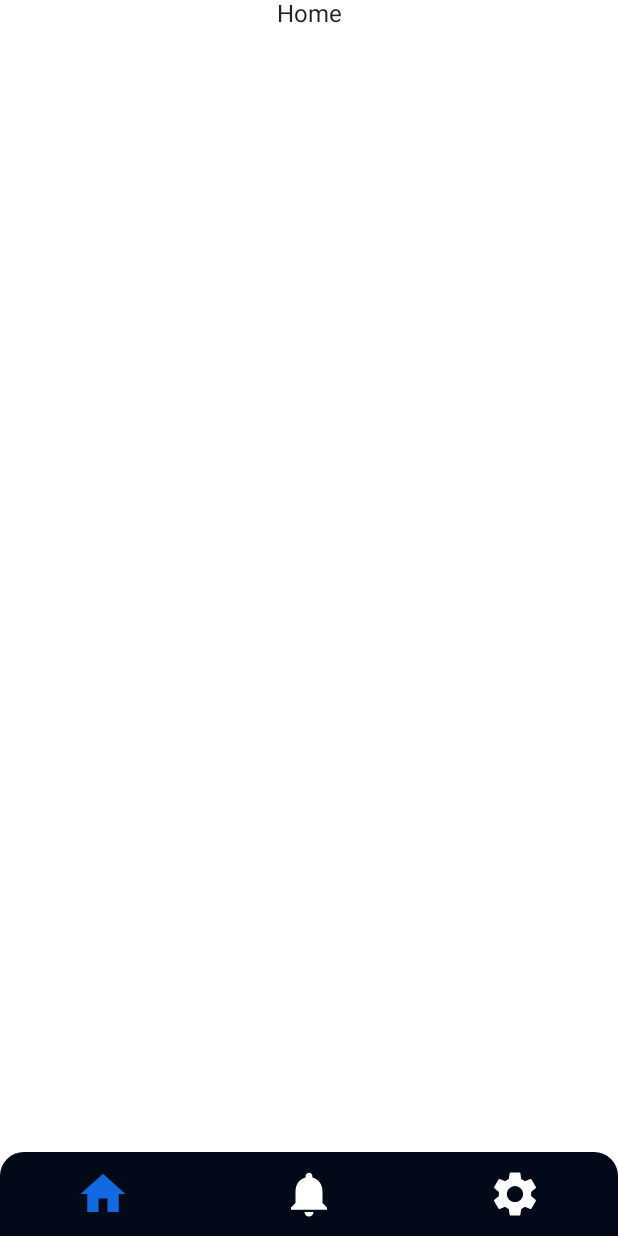
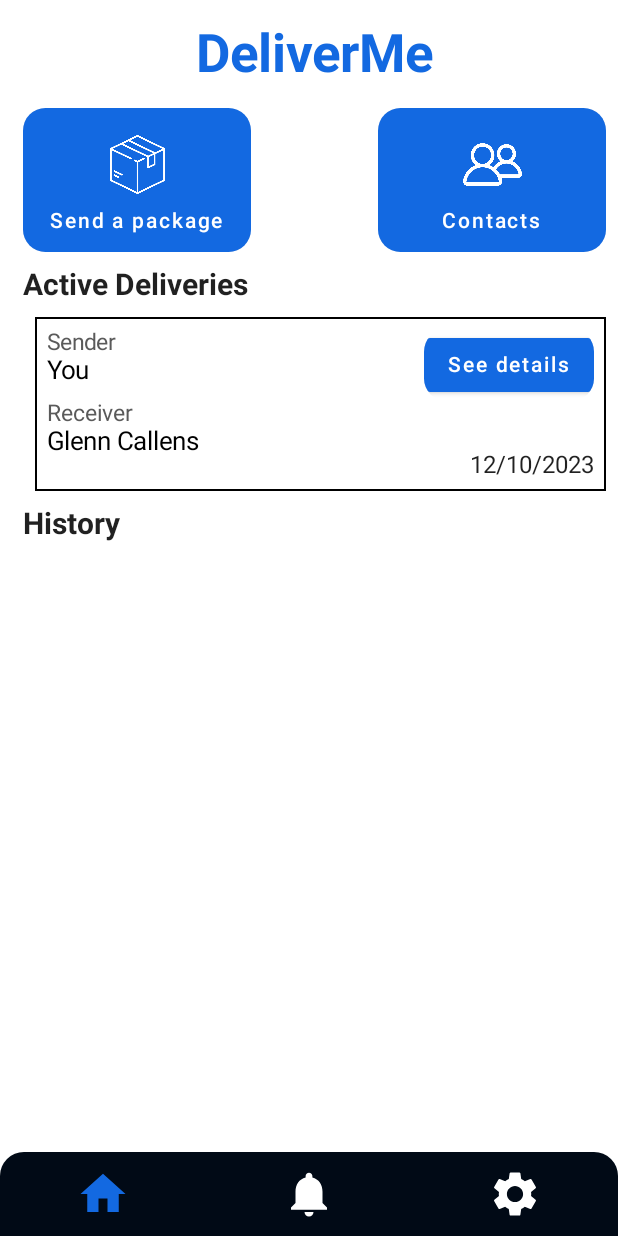
Before and after one commit to JarneLosschaert/DeliverMe-user, an Android app built with Jetpack Compose: the screen it shows after launch (MainActivity), on a phone screen of 412 x 824 dp. Run offline under Robolectric (Android 15) with nearby library versions, the phone set to English and light mode, and no system bars.

Commit message:
home screen ui done

```diff
--- a/app/src/main/java/be/howest/jarnelosschaert/deliverme/ui/DeliverMeApp.kt
+++ b/app/src/main/java/be/howest/jarnelosschaert/deliverme/ui/DeliverMeApp.kt
@@ -53,7 +53,7 @@ fun DeliverMeApp() {
         },
         content = { innerPadding ->
             MainScreenNavigationConfigurations(
-                modifier = Modifier.padding(innerPadding),
+                modifier = Modifier.padding(innerPadding).padding(start = 15.dp, end = 8.dp),
                 navController = navController,
                 onNavigation = { pageClicked = it }
             )
--- a/app/src/main/java/be/howest/jarnelosschaert/deliverme/ui/screens/HomeScreen.kt
+++ b/app/src/main/java/be/howest/jarnelosschaert/deliverme/ui/screens/HomeScreen.kt
@@ -1,21 +1,178 @@
 package be.howest.jarnelosschaert.deliverme.ui.screens
 
-import androidx.compose.foundation.layout.Column
-import androidx.compose.foundation.layout.fillMaxWidth
+import androidx.compose.foundation.Image
+import androidx.compose.foundation.border
+import androidx.compose.foundation.layout.*
+import androidx.compose.foundation.magnifier
+import androidx.compose.foundation.shape.RoundedCornerShape
+import androidx.compose.material.Button
+import androidx.compose.material.MaterialTheme
 import androidx.compose.material.Text
 import androidx.compose.runtime.Composable
 import androidx.compose.ui.Alignment
 import androidx.compose.ui.Modifier
+import androidx.compose.ui.draw.clip
+import androidx.compose.ui.graphics.Color
+import androidx.compose.ui.graphics.ColorFilter
+import androidx.compose.ui.res.painterResource
+import androidx.compose.ui.text.font.FontWeight
+import androidx.compose.ui.tooling.preview.Preview
+import androidx.compose.ui.unit.dp
+import androidx.compose.ui.unit.sp
+import be.howest.jarnelosschaert.deliverme.R
 
 @Composable
 fun HomeScreen(
     modifier: Modifier = Modifier
 ) {
     // text in the center
-    Column(
-        modifier = modifier.fillMaxWidth(),
-        horizontalAlignment = Alignment.CenterHorizontally
-    ) {
-        Text(text = "Home")
+    Box(modifier = modifier.fillMaxWidth()) {
+        Column {
+            Title()
+            HomeButtons()
+            SubTitle(text = "Active Deliveries")
+            Delivery()
+            SubTitle(text = "History")
+        }
     }
 }
+
+@Composable
+fun HomeButtons() {
+    Row(
+        modifier = Modifier
+            .fillMaxWidth(),
+        horizontalArrangement = Arrangement.SpaceBetween
+    ) {
+        HomeButton(
+            onClick = {},
+            text = "Send a package",
+            image = R.drawable.box
+        )
+        HomeButton(
+            onClick = {},
+            text = "Contacts",
+            image = R.drawable.contacts
+        )
+    }
+}
+
+@Composable
+fun HomeButton(
+    onClick: () -> Unit = {},
+    text: String,
+    image: Int
+) {
+    Button(
+        onClick = onClick,
+        modifier = Modifier
+            .clip(RoundedCornerShape(15.dp))
+    ) {
+        Column(
+            modifier = Modifier
+                .height(80.dp)
+                .width(120.dp),
+            horizontalAlignment = Alignment.CenterHorizontally,
+            verticalArrangement = Arrangement.SpaceEvenly
+        ) {
+            Image(
+                painter = painterResource(id = image),
+                contentDescription = text,
+                modifier = Modifier
+                    .height(50.dp)
+                    .padding(5.dp),
+                colorFilter = ColorFilter.tint(MaterialTheme.colors.onPrimary)
+            )
+            Text(text = text, color = MaterialTheme.colors.onPrimary, fontSize = 14.sp)
+        }
+    }
+}
+@Composable
+fun Delivery() {
+    Box(
+        modifier = Modifier
+            .padding(start = 8.dp),
+    ) {
+        Row(
+            modifier = Modifier
+                .fillMaxWidth()
+                .border(1.dp, Color.Black)
+                .clip(MaterialTheme.shapes.medium)
+                .padding(8.dp)
+                .height(100.dp),
+            horizontalArrangement = Arrangement.SpaceBetween
+        ) {
+            Column {
+                Label(text = "Sender")
+                Content(text = "You")
+                Spacer(modifier = Modifier.height(10.dp))
+                Label(text = "Receiver")
+                Content(text = "Glenn Callens")
+            }
+            Column(
+                modifier = Modifier.fillMaxHeight(),
+                verticalArrangement = Arrangement.SpaceBetween,
+                horizontalAlignment = Alignment.End
+            ) {
+                Button(
+                    onClick = { /*TODO*/ },
+                    modifier = Modifier
+                        .clip(RoundedCornerShape(15.dp))
+                ) {
+                    Text(text = "See details", color = MaterialTheme.colors.onPrimary)
+                }
+                Text(text = "12/10/2023")
+            }
+        }
+    }
+}
+
+@Composable
+fun Title(text: String = "DeliverMe") {
+    Box(
+        modifier = Modifier.fillMaxWidth()) {
+        Text(
+            text = text,
+            color = MaterialTheme.colors.primary,
+            fontSize = 35.sp,
+            modifier = Modifier.padding(15.dp).align(Alignment.Center),
+            fontWeight = FontWeight.Bold,
+        )
+    }
+}
+
+@Composable
+fun Label(text: String) {
+    Text(
+        text = text,
+        color = MaterialTheme.colors.onSurface,
+        fontSize = 15.sp,
+        modifier = Modifier.padding(0.dp)
+    )
+}
+
+@Composable
+fun Content(text: String) {
+    Text(
+        text = text,
+        color = MaterialTheme.colors.onBackground,
+        fontSize = 17.sp,
+        modifier = Modifier.padding(0.dp)
+    )
+}
+
+@Composable
+fun SubTitle(text: String) {
+    Text(
+        text = text,
+        modifier = Modifier.padding(top = 10.dp, bottom = 10.dp),
+        fontWeight = FontWeight.Bold,
+        fontSize = 20.sp
+    )
+}
+
+@Composable
+@Preview
+fun HomeScreenPreview() {
+    HomeScreen()
+}
--- a/app/src/main/java/be/howest/jarnelosschaert/deliverme/ui/theme/Color.kt
+++ b/app/src/main/java/be/howest/jarnelosschaert/deliverme/ui/theme/Color.kt
@@ -4,3 +4,7 @@ import androidx.compose.ui.graphics.Color
 
 val Blue = Color(0xFF1369E1)
 val DarkBlue = Color(0xFF010A16)
+
+val White = Color(0xFFFFFFFF)
+val DarkGrey = Color(0xFF5A5A5A)
+val Black = Color(0xFF000000)
--- a/app/src/main/java/be/howest/jarnelosschaert/deliverme/ui/theme/Theme.kt
+++ b/app/src/main/java/be/howest/jarnelosschaert/deliverme/ui/theme/Theme.kt
@@ -9,25 +9,26 @@ import androidx.compose.ui.graphics.Color
 
 private val DarkColorPalette = darkColors(
     primary = Blue,
+    onPrimary = White,
     //primaryVariant = Purple700,
     secondary = DarkBlue,
-    background = Color.White,
-    onBackground = Color.Black,
+    background = White,
+    onBackground = Black,
+    onSurface = DarkGrey
     )
 
 private val LightColorPalette = lightColors(
     primary = Blue,
+    onPrimary = White,
     //primaryVariant = Purple700,
     secondary = DarkBlue,
-    background = Color.White,
-    onBackground = Color.Black,
+    background = White,
+    onBackground = Black,
+    onSurface = DarkGrey,
 
     /* Other default colors to override
-    background = Color.White,
     surface = Color.White,
-    onPrimary = Color.White,
     onSecondary = Color.Black,
-    onBackground = Color.Black,
     onSurface = Color.Black,
     */
 )
```
Also changed, not shown: app/src/main/res/drawable/box.png (added), app/src/main/res/drawable/contacts.png (added).
